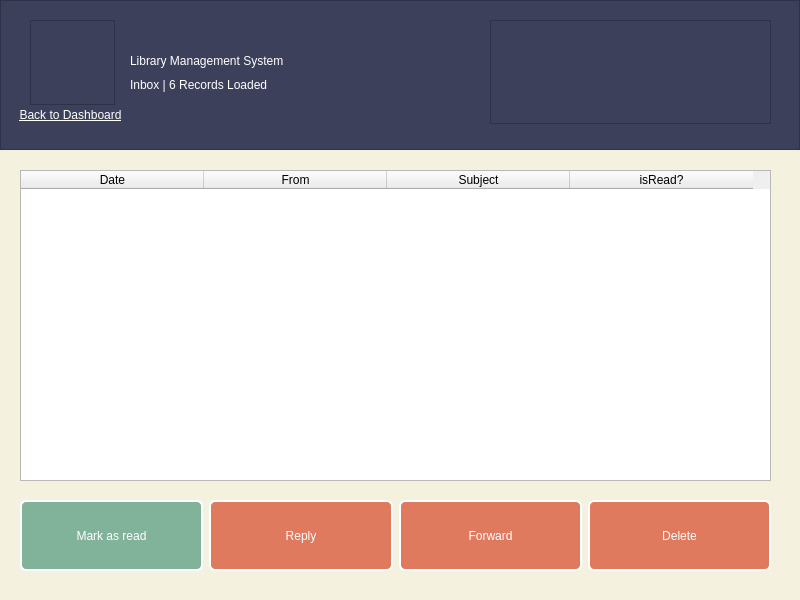
The window that inbox.ui (kianmajl/Library) describes before a commit, drawn with Qt 5.
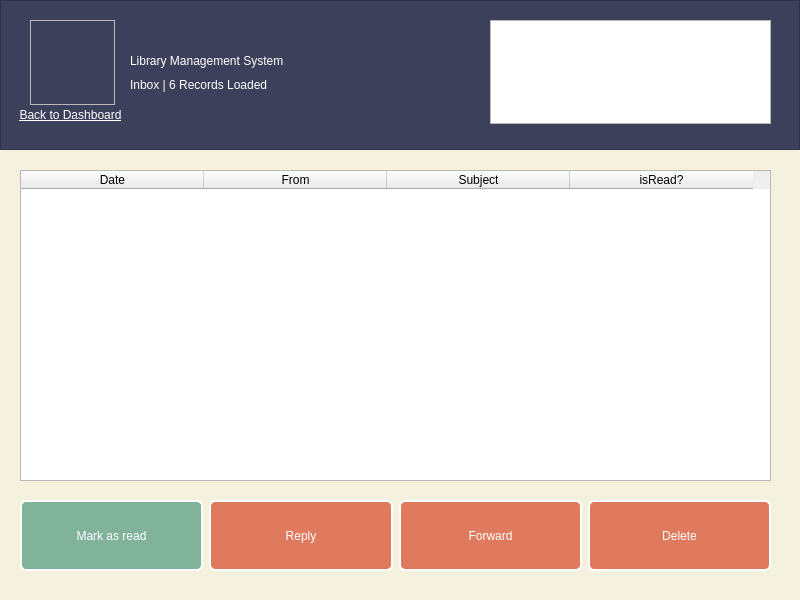
The same window after the commit. Icons and pictures are not drawn.

The edit to the form file:
```diff
--- a/inbox.ui
+++ b/inbox.ui
@@ -54,8 +54,21 @@
     </rect>
    </property>
    <property name="styleSheet">
-    <string notr="true">background-color: rgb(61, 64, 91);
-color: rgb(255, 255, 255);</string>
+    <string notr="true">#frame_top
+{
+background-color: rgb(61, 64, 91);
+color: rgb(255, 255, 255);
+}
+#pushButton_backtodash
+{
+background-color: rgb(61, 64, 91);
+color: rgb(255, 255, 255);
+}
+QLabel
+{
+background-color: rgb(61, 64, 91);
+color: rgb(255, 255, 255);
+}</string>
    </property>
    <property name="frameShape">
     <enum>QFrame::StyledPanel</enum>
```
